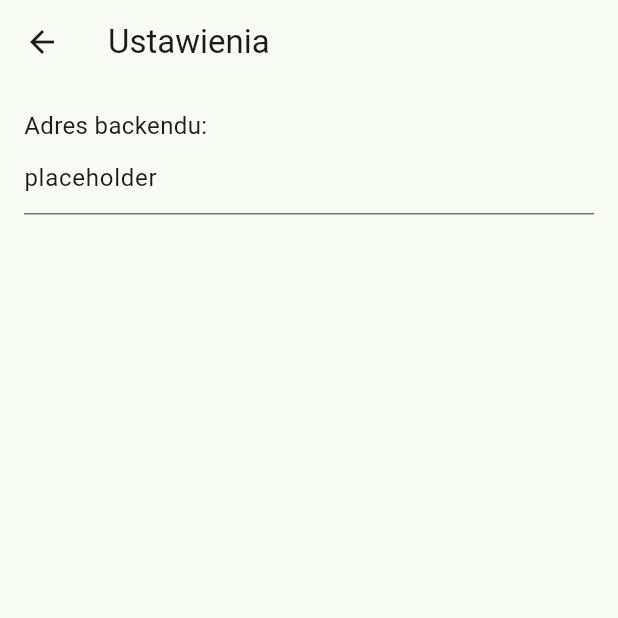
After one commit to Skowoo/my_app, a Flutter app: the screen it shows after launch, after a tap on "Ustawienia", on a phone screen of 412 x 824 dp, the top half of it. The commit adds this screen. Run offline on Flutter 3.47's test engine with Material 3 defaults, Android fonts, the phone set to English and light mode, and no system bars.

Commit message:
Settings page prototype created

```diff
--- /dev/null
+++ b/devtools_options.yaml
@@ -0,0 +1,3 @@
+description: This file stores settings for Dart & Flutter DevTools.
+documentation: https://docs.flutter.dev/tools/devtools/extensions#configure-extension-enablement-states
+extensions:
--- a/lib/src/logic/app_state.dart
+++ b/lib/src/logic/app_state.dart
@@ -1,3 +1,12 @@
 import 'package:flutter/material.dart';
 
-class AppState extends ChangeNotifier {}
+class AppState extends ChangeNotifier {
+  String _backendUrl = 'placeholder';
+
+  String get backendUrl => _backendUrl;
+
+  void setBackendUrl(String url) {
+    _backendUrl = url;
+    notifyListeners();
+  }
+}
--- a/lib/src/pages/home_page.dart
+++ b/lib/src/pages/home_page.dart
@@ -1,5 +1,6 @@
 import 'package:flutter/material.dart';
 import 'package:my_app/src/pages/choose_room.dart';
+import 'package:my_app/src/pages/settings.dart';
 import 'package:my_app/src/pages/single_game.dart';
 
 class MyHomePage extends StatefulWidget {
@@ -38,6 +39,16 @@ class _MyHomePageState extends State<MyHomePage> {
               },
               child: const Text('Gra online'),
             ),
+            SizedBox(height: 20),
+            FilledButton.tonal(
+              onPressed: () {
+                Navigator.push(
+                  context,
+                  MaterialPageRoute(builder: (context) => const Settings()),
+                );
+              },
+              child: const Text('Ustawienia'),
+            ),
           ],
         ),
       ),
--- /dev/null
+++ b/lib/src/pages/settings.dart
@@ -0,0 +1,33 @@
+import 'package:flutter/material.dart';
+import 'package:provider/provider.dart';
+
+import '../logic/app_state.dart';
+
+class Settings extends StatelessWidget {
+  const Settings({super.key});
+
+  @override
+  Widget build(BuildContext context) {
+    final appState = Provider.of<AppState>(context);
+
+    return Scaffold(
+      appBar: AppBar(title: const Text('Ustawienia')),
+      body: Padding(
+        padding: const EdgeInsets.all(16.0),
+        child: Column(
+          crossAxisAlignment: CrossAxisAlignment.start,
+          children: [
+            const Text('Adres backendu:', style: TextStyle(fontSize: 16)),
+            TextField(
+              controller: TextEditingController(text: appState.backendUrl),
+              decoration: const InputDecoration(
+                hintText: 'Wpisz adres backendu',
+              ),
+              onChanged: (value) => appState.setBackendUrl(value),
+            ),
+          ],
+        ),
+      ),
+    );
+  }
+}
```
